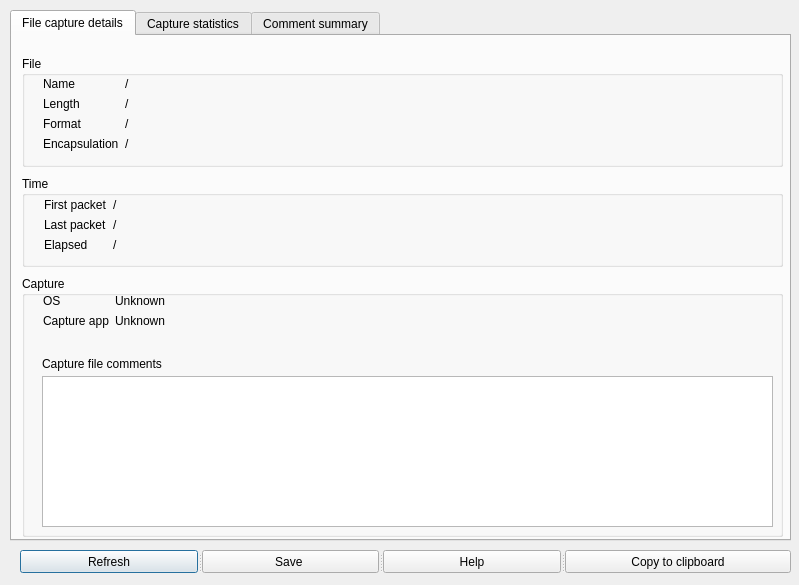
First picture: the form in ui/qt/summary_dialog.ui, repository boundary/wireshark, before the edit.
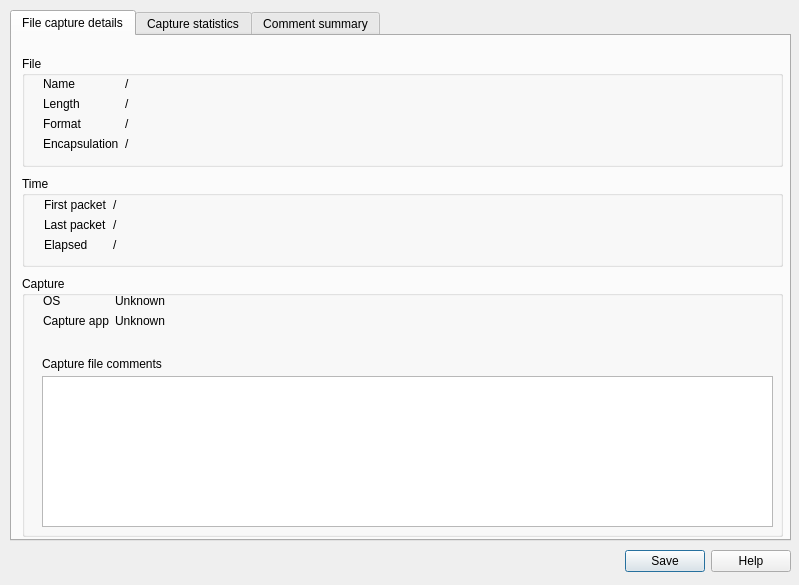
Second picture: the form after the edit. Icons and pictures are not drawn.

Commit message:
From Thomas ERSFELD (GSoC13) via remark of Gerald Use QDialogButtonBox for Summary Dialog
(Using a QDialogButtonBox would ensure that the button names, sizes,
 and placement conforms to the UI guidelines for each platform.)

The edit to the form file:
```diff
--- a/ui/qt/summary_dialog.ui
+++ b/ui/qt/summary_dialog.ui
@@ -60,7 +60,7 @@
         <x>21</x>
         <y>21</y>
         <width>731</width>
-        <height>80</height>
+        <height>88</height>
        </rect>
       </property>
       <layout class="QFormLayout" name="formLayout">
@@ -240,7 +240,7 @@
         <x>21</x>
         <y>18</y>
         <width>731</width>
-        <height>38</height>
+        <height>42</height>
        </rect>
       </property>
       <layout class="QFormLayout" name="formLayout_4">
@@ -444,38 +444,18 @@
     </widget>
    </widget>
   </widget>
-  <widget class="QSplitter" name="splitter">
+  <widget class="QDialogButtonBox" name="buttonBox">
    <property name="geometry">
     <rect>
-     <x>20</x>
+     <x>10</x>
      <y>550</y>
-     <width>771</width>
+     <width>781</width>
      <height>23</height>
     </rect>
    </property>
-   <property name="orientation">
-    <enum>Qt::Horizontal</enum>
+   <property name="standardButtons">
+    <set>QDialogButtonBox::Help|QDialogButtonBox::Save</set>
    </property>
-   <widget class="QPushButton" name="bRefresh">
-    <property name="text">
-     <string>Refresh</string>
-    </property>
-   </widget>
-   <widget class="QPushButton" name="bSaveComments">
-    <property name="text">
-     <string>Save </string>
-    </property>
-   </widget>
-   <widget class="QPushButton" name="bHelpButton">
-    <property name="text">
-     <string>Help</string>
-    </property>
-   </widget>
-   <widget class="QPushButton" name="bCopyComment">
-    <property name="text">
-     <string>Copy to clipboard</string>
-    </property>
-   </widget>
   </widget>
  </widget>
  <resources>
```
Left out of the diff: 2 changed lines with no effect on the pictures. The commit also changes 2 other files.
